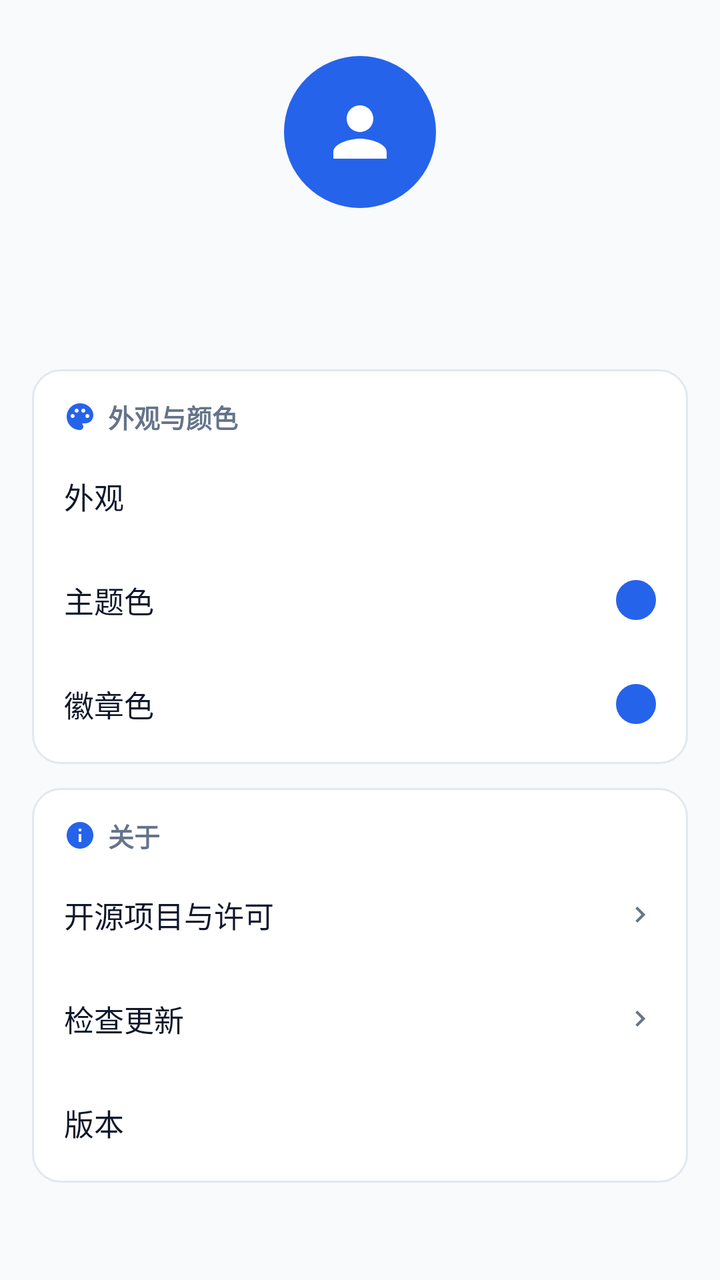
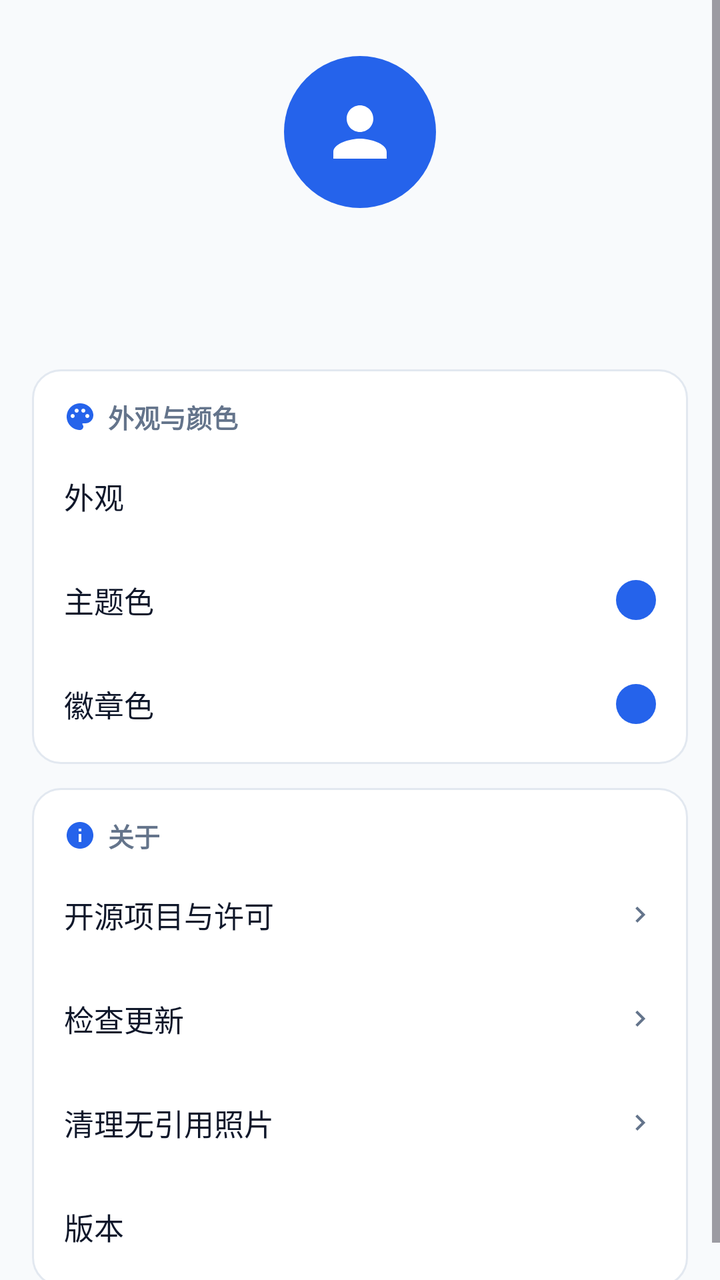

An Android layout rendered at two revisions. The XML below is the earlier revision; the diff shows what the commit changed to produce the second picture.
<!-- AndroidManifest.xml: application theme Theme.CityFootprint -->
<!-- res/layout/fragment_mine.xml -->
<?xml version="1.0" encoding="utf-8"?>
<ScrollView xmlns:android="http://schemas.android.com/apk/res/android"
    xmlns:app="http://schemas.android.com/apk/res-auto"
    android:layout_width="match_parent"
    android:layout_height="match_parent"
    android:background="@color/bg"
    android:fillViewport="true">

    <LinearLayout
        android:layout_width="match_parent"
        android:layout_height="wrap_content"
        android:orientation="vertical"
        android:padding="16dp">

        
        <LinearLayout
            android:layout_width="match_parent"
            android:layout_height="wrap_content"
            android:layout_marginTop="12dp"
            android:gravity="center_horizontal"
            android:orientation="vertical">

            <ImageView
                android:id="@+id/iconAvatar"
                android:layout_width="76dp"
                android:layout_height="76dp"
                android:background="@drawable/bg_avatar"
                android:contentDescription="@null"
                android:padding="18dp"
                android:src="@drawable/ic_person"
                app:tint="@color/on_accent" />

            <TextView
                android:id="@+id/textUuid"
                android:layout_width="wrap_content"
                android:layout_height="wrap_content"
                android:layout_marginTop="12dp"
                android:textColor="@color/text_tertiary"
                android:textSize="12sp" />

            <TextView
                android:id="@+id/textNickname"
                android:layout_width="wrap_content"
                android:layout_height="wrap_content"
                android:layout_marginTop="4dp"
                android:textColor="@color/fg"
                android:textSize="18sp"
                android:textStyle="bold" />
        </LinearLayout>

        
        <LinearLayout
            android:layout_width="match_parent"
            android:layout_height="wrap_content"
            android:layout_marginTop="24dp"
            android:background="@drawable/bg_card"
            android:orientation="vertical"
            android:paddingBottom="4dp">

            <LinearLayout
                android:layout_width="match_parent"
                android:layout_height="wrap_content"
                android:gravity="center_vertical"
                android:orientation="horizontal"
                android:paddingStart="16dp"
                android:paddingTop="14dp"
                android:paddingEnd="16dp"
                android:paddingBottom="4dp">

                <ImageView
                    android:layout_width="16dp"
                    android:layout_height="16dp"
                    android:contentDescription="@null"
                    android:src="@drawable/ic_palette"
                    app:tint="?attr/appAccent" />

                <TextView
                    android:layout_width="wrap_content"
                    android:layout_height="wrap_content"
                    android:layout_marginStart="6dp"
                    android:text="@string/mine_group_appearance"
                    android:textColor="@color/text_secondary"
                    android:textSize="13sp"
                    android:textStyle="bold" />
            </LinearLayout>

            <LinearLayout
                android:id="@+id/rowAppearance"
                android:layout_width="match_parent"
                android:layout_height="52dp"
                android:background="?attr/selectableItemBackground"
                android:gravity="center_vertical"
                android:orientation="horizontal"
                android:paddingStart="16dp"
                android:paddingEnd="16dp">

                <TextView
                    android:layout_width="0dp"
                    android:layout_height="wrap_content"
                    android:layout_weight="1"
                    android:text="@string/mine_appearance"
                    android:textColor="@color/fg"
                    android:textSize="15sp" />

                <TextView
                    android:id="@+id/textAppearance"
                    android:layout_width="wrap_content"
                    android:layout_height="wrap_content"
                    android:textColor="@color/text_secondary"
                    android:textSize="13sp" />
            </LinearLayout>

            <LinearLayout
                android:id="@+id/rowTheme"
                android:layout_width="match_parent"
                android:layout_height="52dp"
                android:background="?attr/selectableItemBackground"
                android:gravity="center_vertical"
                android:orientation="horizontal"
                android:paddingStart="16dp"
                android:paddingEnd="16dp">

                <TextView
                    android:layout_width="0dp"
                    android:layout_height="wrap_content"
                    android:layout_weight="1"
                    android:text="@string/mine_theme_color"
                    android:textColor="@color/fg"
                    android:textSize="15sp" />

                <View
                    android:id="@+id/colorDotTheme"
                    android:layout_width="20dp"
                    android:layout_height="20dp"
                    android:background="@drawable/bg_avatar" />
            </LinearLayout>

            <LinearLayout
                android:id="@+id/rowBadge"
                android:layout_width="match_parent"
                android:layout_height="52dp"
                android:background="?attr/selectableItemBackground"
                android:gravity="center_vertical"
                android:orientation="horizontal"
                android:paddingStart="16dp"
                android:paddingEnd="16dp">

                <TextView
                    android:layout_width="0dp"
                    android:layout_height="wrap_content"
                    android:layout_weight="1"
                    android:text="@string/mine_badge_color"
                    android:textColor="@color/fg"
                    android:textSize="15sp" />

                <View
                    android:id="@+id/colorDot"
                    android:layout_width="20dp"
                    android:layout_height="20dp"
                    android:background="@drawable/bg_avatar" />
            </LinearLayout>
        </LinearLayout>

        
        <LinearLayout
            android:layout_width="match_parent"
            android:layout_height="wrap_content"
            android:layout_marginTop="12dp"
            android:background="@drawable/bg_card"
            android:orientation="vertical"
            android:paddingBottom="4dp">

            <LinearLayout
                android:layout_width="match_parent"
                android:layout_height="wrap_content"
                android:gravity="center_vertical"
                android:orientation="horizontal"
                android:paddingStart="16dp"
                android:paddingTop="14dp"
                android:paddingEnd="16dp"
                android:paddingBottom="4dp">

                <ImageView
                    android:layout_width="16dp"
                    android:layout_height="16dp"
                    android:contentDescription="@null"
                    android:src="@drawable/ic_info"
                    app:tint="?attr/appAccent" />

                <TextView
                    android:layout_width="wrap_content"
                    android:layout_height="wrap_content"
                    android:layout_marginStart="6dp"
                    android:text="@string/mine_group_about"
                    android:textColor="@color/text_secondary"
                    android:textSize="13sp"
                    android:textStyle="bold" />
            </LinearLayout>

            <LinearLayout
                android:id="@+id/rowOpenSource"
                android:layout_width="match_parent"
                android:layout_height="52dp"
                android:background="?attr/selectableItemBackground"
                android:gravity="center_vertical"
                android:orientation="horizontal"
                android:paddingStart="16dp"
                android:paddingEnd="16dp">

                <TextView
                    android:layout_width="0dp"
                    android:layout_height="wrap_content"
                    android:layout_weight="1"
                    android:text="@string/mine_open_source"
                    android:textColor="@color/fg"
                    android:textSize="15sp" />

                <ImageView
                    android:layout_width="16dp"
                    android:layout_height="16dp"
                    android:contentDescription="@null"
                    android:src="@drawable/ic_arrow_right"
                    app:tint="@color/text_tertiary" />
            </LinearLayout>

            <LinearLayout
                android:id="@+id/rowCheckUpdate"
                android:layout_width="match_parent"
                android:layout_height="52dp"
                android:background="?attr/selectableItemBackground"
                android:gravity="center_vertical"
                android:orientation="horizontal"
                android:paddingStart="16dp"
                android:paddingEnd="16dp">

                <TextView
                    android:layout_width="0dp"
                    android:layout_height="wrap_content"
                    android:layout_weight="1"
                    android:text="@string/mine_check_update"
                    android:textColor="@color/fg"
                    android:textSize="15sp" />

                <ImageView
                    android:layout_width="16dp"
                    android:layout_height="16dp"
                    android:contentDescription="@null"
                    android:src="@drawable/ic_arrow_right"
                    app:tint="@color/text_tertiary" />
            </LinearLayout>

            <LinearLayout
                android:layout_width="match_parent"
                android:layout_height="52dp"
                android:gravity="center_vertical"
                android:orientation="horizontal"
                android:paddingStart="16dp"
                android:paddingEnd="16dp">

                <TextView
                    android:layout_width="0dp"
                    android:layout_height="wrap_content"
                    android:layout_weight="1"
                    android:text="@string/mine_version"
                    android:textColor="@color/fg"
                    android:textSize="15sp" />

                <TextView
                    android:id="@+id/textVersion"
                    android:layout_width="wrap_content"
                    android:layout_height="wrap_content"
                    android:textColor="@color/text_secondary"
                    android:textSize="13sp" />
            </LinearLayout>
        </LinearLayout>
    </LinearLayout>
</ScrollView>
<!-- resources referenced by this layout -->
<resources>
  <color name="bg">#F8FAFC</color>
  <color name="fg">#0F172A</color>
  <color name="on_accent">#FFFFFF</color>
  <color name="text_secondary">#64748B</color>
  <color name="text_tertiary">#64748B</color>
  <!-- drawable bg_avatar (drawable) -->
  <?xml version="1.0" encoding="utf-8"?>
  <shape xmlns:android="http://schemas.android.com/apk/res/android"
      android:shape="oval">
      <solid android:color="?attr/appAccent" />
  </shape>
  <!-- drawable bg_card (drawable) -->
  <?xml version="1.0" encoding="utf-8"?>
  <shape xmlns:android="http://schemas.android.com/apk/res/android"
      android:shape="rectangle">
      <corners android:radius="14dp" />
      <solid android:color="@color/card" />
      <stroke
          android:width="1dp"
          android:color="@color/border" />
  </shape>
  <!-- drawable ic_arrow_right (drawable) -->
  <?xml version="1.0" encoding="utf-8"?>
  <vector xmlns:android="http://schemas.android.com/apk/res/android"
      android:width="24dp"
      android:height="24dp"
      android:viewportWidth="24"
      android:viewportHeight="24"
      android:tint="?attr/colorControlNormal">
      <path
          android:fillColor="@android:color/white"
          android:pathData="M10 6L8.59 7.41 13.17 12l-4.58 4.59L10 18l6-6z" />
  </vector>
  <!-- drawable ic_info (drawable) -->
  <?xml version="1.0" encoding="utf-8"?>
  <vector xmlns:android="http://schemas.android.com/apk/res/android"
      android:width="24dp"
      android:height="24dp"
      android:viewportWidth="24"
      android:viewportHeight="24"
      android:tint="?attr/colorControlNormal">
      <path
          android:fillColor="@android:color/white"
          android:pathData="M12 2C6.48 2 2 6.48 2 12s4.48 10 10 10 10-4.48 10-10S17.52 2 12 2zm1 15h-2v-6h2v6zm0-8h-2V7h2v2z" />
  </vector>
  <string name="mine_appearance">外观</string>
  <string name="mine_badge_color">徽章色</string>
  <string name="mine_check_update">检查更新</string>
  <string name="mine_group_about">关于</string>
  <string name="mine_group_appearance">外观与颜色</string>
  <string name="mine_open_source">开源项目与许可</string>
  <string name="mine_theme_color">主题色</string>
  <string name="mine_version">版本</string>
  <color name="card">#FFFFFF</color>
  <color name="border">#E2E8F0</color>
  <color name="accent">#2563EB</color>
  <color name="accent_light">#EFF6FF</color>
  <color name="accent_soft_fg">#1D4ED8</color>
  <color name="muted_fg">#64748B</color>
  <color name="muted">#E2E8F0</color>
  <color name="destructive">#DC2626</color>
  <color name="window_bg_light">#FFFFFF</color>
  <style name="Widget.App.CardView" parent="Widget.Material3.CardView.Outlined">
          <item name="cardCornerRadius">14dp</item>
          <item name="cardElevation">0dp</item>
          <item name="cardBackgroundColor">@color/card</item>
          <item name="strokeColor">@color/border</item>
          <item name="strokeWidth">1dp</item>
      </style>
  <style name="Widget.App.Button" parent="Widget.Material3.Button">
          <item name="cornerRadius">999dp</item>
      </style>
  <style name="Widget.App.PopupMenu" parent="Widget.Material3.PopupMenu">
          <item name="android:popupBackground">@drawable/bg_popup_menu</item>
          
          <item name="dropdownListPreferredItemHeight">52dp</item>
          <item name="android:textAppearanceLargePopupMenu">@style/TextAppearance.App.PopupMenuItem</item>
      </style>
  <!-- drawable bg_popup_menu (drawable) -->
  <?xml version="1.0" encoding="utf-8"?>
  <inset xmlns:android="http://schemas.android.com/apk/res/android"
      android:inset="8dp">
      <shape android:shape="rectangle">
          <corners android:radius="14dp" />
          <solid android:color="@color/card" />
          <stroke
              android:width="1dp"
              android:color="@color/border" />
      </shape>
  </inset>
  <style name="TextAppearance.App.PopupMenuItem" parent="TextAppearance.Material3.BodyLarge">
          <item name="android:textColor">@color/fg</item>
          <item name="android:textSize">15sp</item>
      </style>
  <!-- unchanged entries left out for length: 3 -->
</resources>

<!-- the commit's change to res/layout/fragment_mine.xml (unified diff, before → after) -->
@@ -250,6 +250,32 @@
             </LinearLayout>
 
             <LinearLayout
+                android:id="@+id/rowCleanupPhotos"
+                android:layout_width="match_parent"
+                android:layout_height="52dp"
+                android:background="?attr/selectableItemBackground"
+                android:gravity="center_vertical"
+                android:orientation="horizontal"
+                android:paddingStart="16dp"
+                android:paddingEnd="16dp">
+
+                <TextView
+                    android:layout_width="0dp"
+                    android:layout_height="wrap_content"
+                    android:layout_weight="1"
+                    android:text="@string/mine_cleanup_photos"
+                    android:textColor="@color/fg"
+                    android:textSize="15sp" />
+
+                <ImageView
+                    android:layout_width="16dp"
+                    android:layout_height="16dp"
+                    android:contentDescription="@null"
+                    android:src="@drawable/ic_arrow_right"
+                    app:tint="@color/text_tertiary" />
+            </LinearLayout>
+
+            <LinearLayout
                 android:layout_width="match_parent"
                 android:layout_height="52dp"
                 android:gravity="center_vertical"
<!-- resource entries referenced after the edit -->
@@ -48,6 +48,7 @@
   <string name="mine_appearance">外观</string>
   <string name="mine_badge_color">徽章色</string>
   <string name="mine_check_update">检查更新</string>
+  <string name="mine_cleanup_photos">清理无引用照片</string>
   <string name="mine_group_about">关于</string>
   <string name="mine_group_appearance">外观与颜色</string>
   <string name="mine_open_source">开源项目与许可</string>
